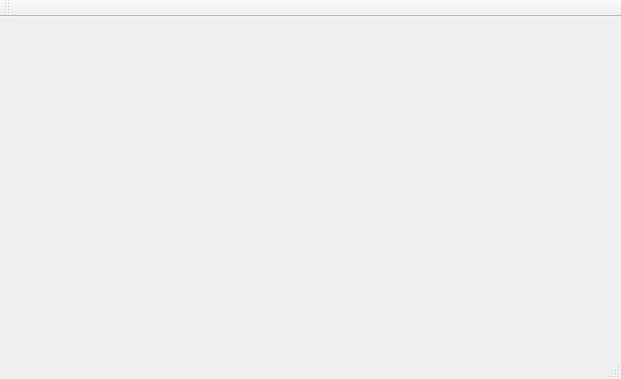
Above: WordListGUI/mainwindow.ui from dingfen/SoftwareWordList before the change. Below: the same form after it.
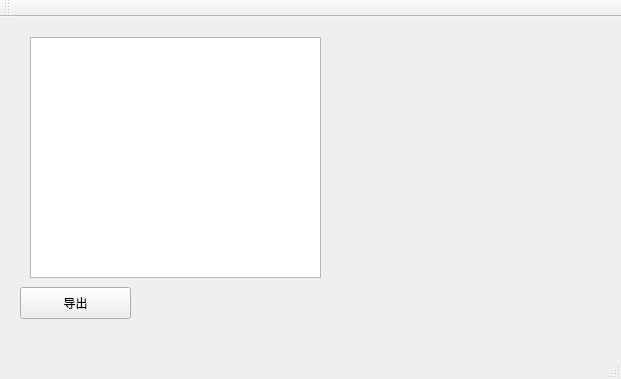
That is the form after the change.

```diff
--- a/WordListGUI/mainwindow.ui
+++ b/WordListGUI/mainwindow.ui
@@ -13,7 +13,31 @@
   <property name="windowTitle">
    <string>MainWindow</string>
   </property>
-  <widget class="QWidget" name="centralWidget"/>
+  <widget class="QWidget" name="centralWidget">
+   <widget class="QPlainTextEdit" name="plainTextEdit">
+    <property name="geometry">
+     <rect>
+      <x>30</x>
+      <y>20</y>
+      <width>291</width>
+      <height>241</height>
+     </rect>
+    </property>
+   </widget>
+   <widget class="QPushButton" name="pushButton">
+    <property name="geometry">
+     <rect>
+      <x>20</x>
+      <y>270</y>
+      <width>111</width>
+      <height>32</height>
+     </rect>
+    </property>
+    <property name="text">
+     <string>导出</string>
+    </property>
+   </widget>
+  </widget>
   <widget class="QMenuBar" name="menuBar">
    <property name="geometry">
     <rect>
```
Left out of the diff: 2 changed lines with no effect on the pictures.
